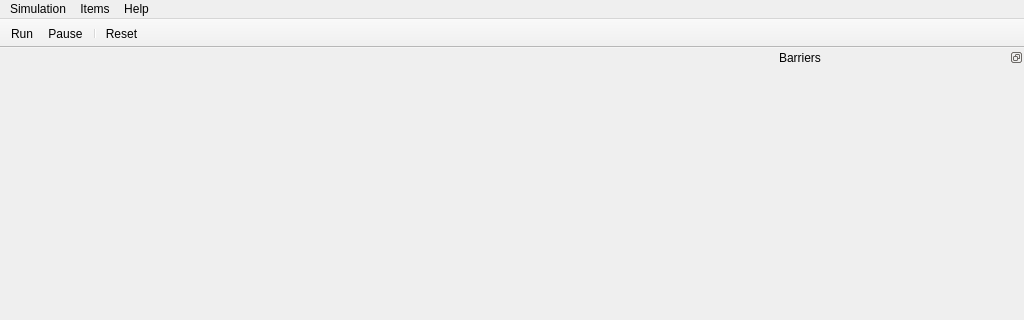
First picture: the form in app/widget/BQTMainWindow.ui, repository mattjr/benthicQT, before the edit; both pictures show x 0 to 1024 and y 0 to 320 of the 1024 by 700 pixel window.
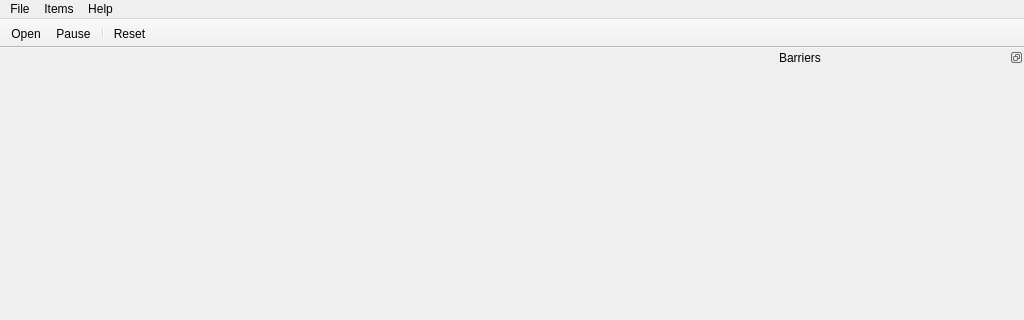
Second picture: the form after the edit. Icons and pictures are not drawn. Custom widgets are drawn as their Qt base class.

Commit message: open file dialog

What changed in the file:
```diff
--- a/app/widget/BQTMainWindow.ui
+++ b/app/widget/BQTMainWindow.ui
@@ -64,9 +64,9 @@
    </property>
    <widget class="QMenu" name="menuFile">
     <property name="title">
-     <string>Simulation</string>
+     <string>File</string>
     </property>
-    <addaction name="actionRun"/>
+    <addaction name="actionOpen"/>
     <addaction name="actionPause"/>
     <addaction name="separator"/>
     <addaction name="actionReset"/>
@@ -121,7 +121,7 @@
    <attribute name="toolBarBreak">
     <bool>false</bool>
    </attribute>
-   <addaction name="actionRun"/>
+   <addaction name="actionOpen"/>
    <addaction name="actionPause"/>
    <addaction name="separator"/>
    <addaction name="actionReset"/>
@@ -173,16 +173,13 @@
     </layout>
    </widget>
   </widget>
-  <action name="actionRun">
+  <action name="actionOpen">
    <property name="icon">
     <iconset>
      <normaloff>:/images/images/media-playback-start.png</normaloff>:/images/images/media-playback-start.png</iconset>
    </property>
    <property name="text">
-    <string>Run</string>
-   </property>
-   <property name="shortcut">
-    <string>Meta+R</string>
+    <string>Open</string>
    </property>
   </action>
   <action name="actionPause">
```
Left out of the diff: 10 changed lines with no effect on the pictures. The commit also changes 2 other files.
